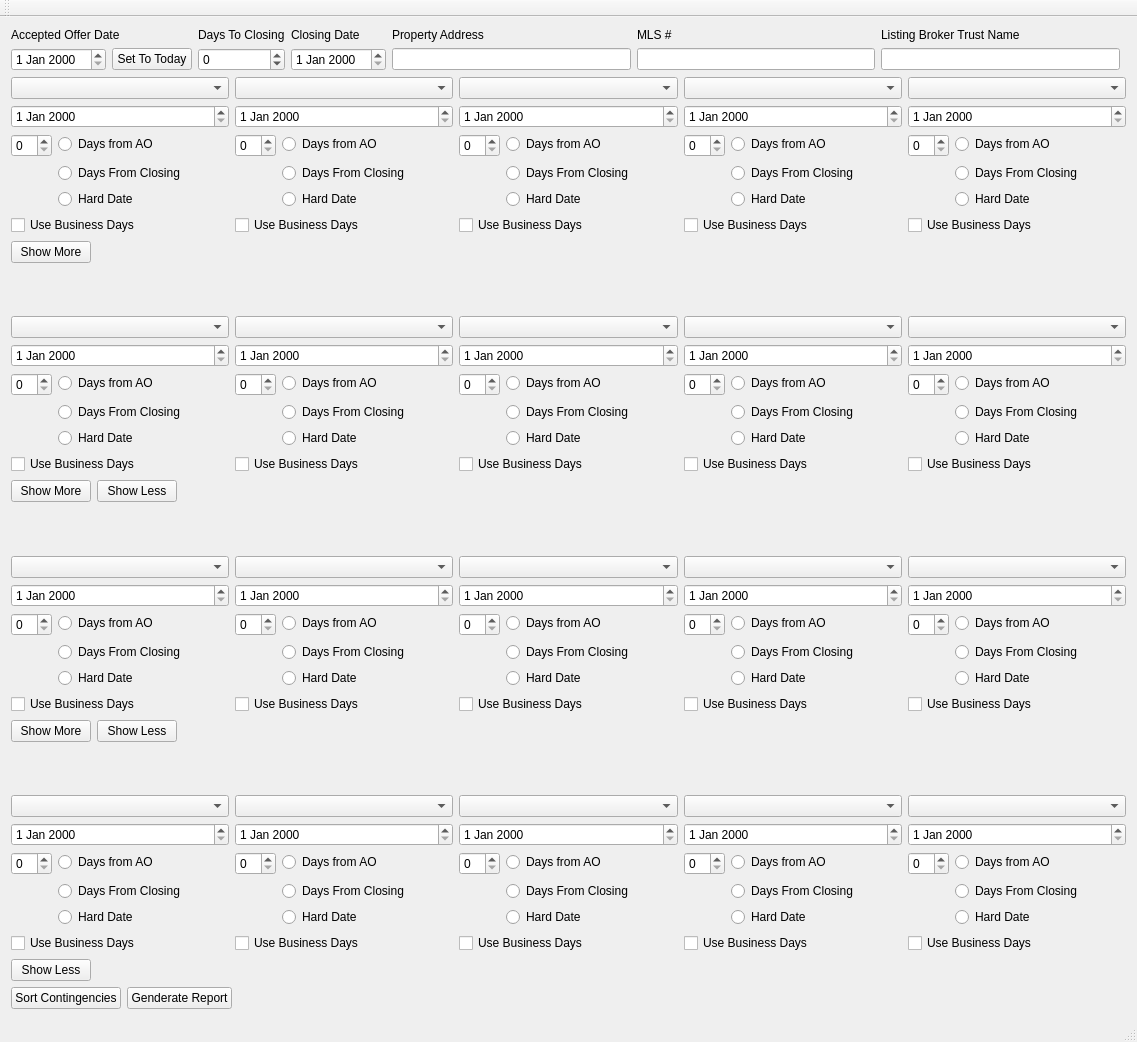
This is maincontingencywindow.ui in themattkerr/ModeContingencyCalc as Qt 5 draws it before an edit. The edited form follows.
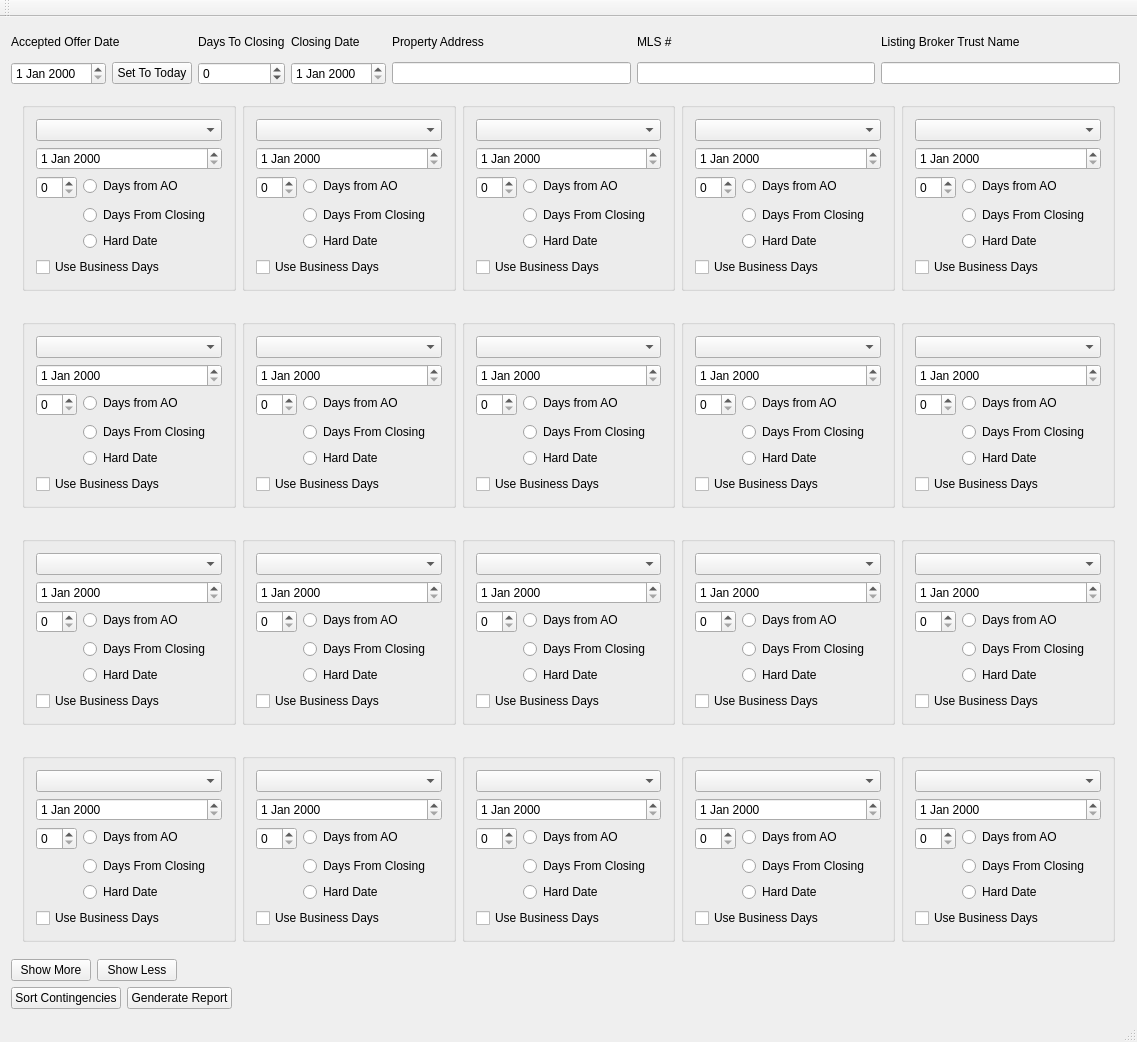
This is the edited form.

The edit to the form file:
```diff
--- a/maincontingencywindow.ui
+++ b/maincontingencywindow.ui
@@ -98,8 +98,10 @@
       <item>
        <layout class="QVBoxLayout" name="verticalLayout">
         <item>
+         <widget class="QFrame" name="Row1">
          <layout class="QHBoxLayout" name="horizontalLayout">
           <item>
+            <widget class="QGroupBox" name="">
            <layout class="QFormLayout" name="formLayout">
             <item row="0" column="0" colspan="2">
              <widget class="QComboBox" name="cont1TitleComboBox"/>
@@ -139,8 +141,10 @@
              </widget>
             </item>
            </layout>
+            </widget>
           </item>
           <item>
+            <widget class="QGroupBox" name="">
            <layout class="QFormLayout" name="formLayout_2">
             <item row="0" column="0" colspan="2">
              <widget class="QComboBox" name="cont2TitleComboBox"/>
@@ -180,8 +184,10 @@
              </widget>
             </item>
            </layout>
+            </widget>
           </item>
           <item>
+            <widget class="QGroupBox" name="">
            <layout class="QFormLayout" name="formLayout_3">
             <item row="0" column="0" colspan="2">
              <widget class="QComboBox" name="comboBox_3"/>
@@ -221,8 +227,10 @@
              </widget>
             </item>
            </layout>
+            </widget>
           </item>
           <item>
+            <widget class="QGroupBox" name="">
            <layout class="QFormLayout" name="formLayout_4">
             <item row="0" column="0" colspan="2">
              <widget class="QComboBox" name="comboBox_4"/>
@@ -262,8 +270,10 @@
              </widget>
             </item>
            </layout>
+            </widget>
           </item>
           <item>
+            <widget class="QGroupBox" name="">
            <layout class="QFormLayout" name="formLayout_5">
             <item row="0" column="0" colspan="2">
              <widget class="QComboBox" name="comboBox_5"/>
@@ -303,49 +313,16 @@
              </widget>
             </item>
            </layout>
-          </item>
-         </layout>
-        </item>
-        <item>
-         <layout class="QHBoxLayout" name="horizontalLayout_5">
-          <item>
-           <widget class="QPushButton" name="pushButton_4">
-            <property name="text">
-             <string>Show More</string>
-            </property>
+            </widget>
+           </item>
+          </layout>
            </widget>
           </item>
           <item>
-           <spacer name="horizontalSpacer">
-            <property name="orientation">
-             <enum>Qt::Horizontal</enum>
-            </property>
-            <property name="sizeHint" stdset="0">
-             <size>
-              <width>40</width>
-              <height>20</height>
-             </size>
-            </property>
-           </spacer>
-          </item>
-         </layout>
-        </item>
-        <item>
-         <spacer name="verticalSpacer">
-          <property name="orientation">
-           <enum>Qt::Vertical</enum>
-          </property>
-          <property name="sizeHint" stdset="0">
-           <size>
-            <width>20</width>
-            <height>40</height>
-           </size>
-          </property>
-         </spacer>
-        </item>
-        <item>
+         <widget class="QFrame" name="Row2">
          <layout class="QHBoxLayout" name="horizontalLayout_2">
           <item>
+            <widget class="QGroupBox" name="">
            <layout class="QFormLayout" name="formLayout_6">
             <item row="0" column="0" colspan="2">
              <widget class="QComboBox" name="comboBox_6"/>
@@ -385,8 +362,10 @@
              </widget>
             </item>
            </layout>
+            </widget>
           </item>
           <item>
+            <widget class="QGroupBox" name="">
            <layout class="QFormLayout" name="formLayout_8">
             <item row="0" column="0" colspan="2">
              <widget class="QComboBox" name="comboBox_8"/>
@@ -426,8 +405,10 @@
              </widget>
             </item>
            </layout>
+            </widget>
           </item>
           <item>
+            <widget class="QGroupBox" name="">
            <layout class="QFormLayout" name="formLayout_7">
             <item row="0" column="0" colspan="2">
              <widget class="QComboBox" name="comboBox_7"/>
@@ -467,8 +448,10 @@
              </widget>
             </item>
            </layout>
+            </widget>
           </item>
           <item>
+            <widget class="QGroupBox" name="">
            <layout class="QFormLayout" name="formLayout_10">
             <item row="0" column="0" colspan="2">
              <widget class="QComboBox" name="comboBox_10"/>
@@ -508,8 +491,10 @@
              </widget>
             </item>
            </layout>
+            </widget>
           </item>
           <item>
+            <widget class="QGroupBox" name="">
            <layout class="QFormLayout" name="formLayout_9">
             <item row="0" column="0" colspan="2">
              <widget class="QComboBox" name="comboBox_9"/>
@@ -549,56 +534,16 @@
              </widget>
             </item>
            </layout>
-          </item>
-         </layout>
-        </item>
-        <item>
-         <layout class="QHBoxLayout" name="horizontalLayout_6">
-          <item>
-           <widget class="QPushButton" name="pushButton_5">
-            <property name="text">
-             <string>Show More</string>
-            </property>
+            </widget>
+           </item>
+          </layout>
            </widget>
           </item>
           <item>
-           <widget class="QPushButton" name="pushButton_6">
-            <property name="text">
-             <string>Show Less</string>
-            </property>
-           </widget>
-          </item>
-          <item>
-           <spacer name="horizontalSpacer_2">
-            <property name="orientation">
-             <enum>Qt::Horizontal</enum>
-            </property>
-            <property name="sizeHint" stdset="0">
-             <size>
-              <width>40</width>
-              <height>20</height>
-             </size>
-            </property>
-           </spacer>
-          </item>
-         </layout>
-        </item>
-        <item>
-         <spacer name="verticalSpacer_2">
-          <property name="orientation">
-           <enum>Qt::Vertical</enum>
-          </property>
-          <property name="sizeHint" stdset="0">
-           <size>
-            <width>20</width>
-            <height>40</height>
-           </size>
-          </property>
-         </spacer>
-        </item>
-        <item>
+         <widget class="QFrame" name="Row3">
          <layout class="QHBoxLayout" name="horizontalLayout_3">
           <item>
+            <widget class="QGroupBox" name="">
            <layout class="QFormLayout" name="formLayout_11">
             <item row="0" column="0" colspan="2">
              <widget class="QComboBox" name="comboBox_11"/>
@@ -638,8 +583,10 @@
              </widget>
             </item>
            </layout>
+            </widget>
           </item>
           <item>
+            <widget class="QGroupBox" name="">
            <layout class="QFormLayout" name="formLayout_13">
             <item row="0" column="0" colspan="2">
              <widget class="QComboBox" name="comboBox_13"/>
@@ -679,8 +626,10 @@
              </widget>
             </item>
            </layout>
+            </widget>
           </item>
           <item>
+            <widget class="QGroupBox" name="">
            <layout class="QFormLayout" name="formLayout_12">
             <item row="0" column="0" colspan="2">
              <widget class="QComboBox" name="comboBox_12"/>
@@ -720,8 +669,10 @@
              </widget>
             </item>
            </layout>
+            </widget>
           </item>
           <item>
+            <widget class="QGroupBox" name="">
            <layout class="QFormLayout" name="formLayout_15">
             <item row="0" column="0" colspan="2">
              <widget class="QComboBox" name="comboBox_15"/>
@@ -761,8 +712,10 @@
              </widget>
             </item>
            </layout>
+            </widget>
           </item>
           <item>
+            <widget class="QGroupBox" name="">
            <layout class="QFormLayout" name="formLayout_14">
             <item row="0" column="0" colspan="2">
              <widget class="QComboBox" name="comboBox_14"/>
@@ -802,56 +755,16 @@
              </widget>
             </item>
            </layout>
-          </item>
-         </layout>
-        </item>
-        <item>
-         <layout class="QHBoxLayout" name="horizontalLayout_7">
-          <item>
-           <widget class="QPushButton" name="pushButton_7">
-            <property name="text">
-             <string>Show More</string>
-            </property>
+            </widget>
+           </item>
+          </layout>
            </widget>
           </item>
           <item>
-           <widget class="QPushButton" name="pushButton_8">
-            <property name="text">
-             <string>Show Less</string>
-            </property>
-           </widget>
-          </item>
-          <item>
-           <spacer name="horizontalSpacer_3">
-            <property name="orientation">
-             <enum>Qt::Horizontal</enum>
-            </property>
-            <property name="sizeHint" stdset="0">
-             <size>
-              <width>40</width>
-              <height>20</height>
-             </size>
-            </property>
-           </spacer>
-          </item>
-         </layout>
-        </item>
-        <item>
-         <spacer name="verticalSpacer_3">
-          <property name="orientation">
-           <enum>Qt::Vertical</enum>
-          </property>
-          <property name="sizeHint" stdset="0">
-           <size>
-            <width>20</width>
-            <height>40</height>
-           </size>
-          </property>
-         </spacer>
-        </item>
-        <item>
+         <widget class="QFrame" name="Row4">
          <layout class="QHBoxLayout" name="horizontalLayout_4">
           <item>
+            <widget class="QGroupBox" name="">
            <layout class="QFormLayout" name="formLayout_16">
             <item row="0" column="0" colspan="2">
              <widget class="QComboBox" name="comboBox_16"/>
@@ -891,8 +804,10 @@
              </widget>
             </item>
            </layout>
+            </widget>
           </item>
           <item>
+            <widget class="QGroupBox" name="">
            <layout class="QFormLayout" name="formLayout_18">
             <item row="0" column="0" colspan="2">
              <widget class="QComboBox" name="comboBox_18"/>
@@ -932,8 +847,10 @@
              </widget>
             </item>
            </layout>
+            </widget>
           </item>
           <item>
+            <widget class="QGroupBox" name="">
            <layout class="QFormLayout" name="formLayout_17">
             <item row="0" column="0" colspan="2">
              <widget class="QComboBox" name="comboBox_17"/>
@@ -973,8 +890,10 @@
              </widget>
             </item>
            </layout>
+            </widget>
           </item>
           <item>
+            <widget class="QGroupBox" name="">
            <layout class="QFormLayout" name="formLayout_20">
             <item row="0" column="0" colspan="2">
              <widget class="QComboBox" name="comboBox_20"/>
@@ -1014,8 +933,10 @@
              </widget>
             </item>
            </layout>
+            </widget>
           </item>
           <item>
+            <widget class="QGroupBox" name="">
            <layout class="QFormLayout" name="formLayout_19">
             <item row="0" column="0" colspan="2">
              <widget class="QComboBox" name="comboBox_19"/>
@@ -1055,11 +976,20 @@
              </widget>
             </item>
            </layout>
-          </item>
-         </layout>
+            </widget>
+           </item>
+          </layout>
+         </widget>
         </item>
         <item>
          <layout class="QHBoxLayout" name="horizontalLayout_8">
+          <item>
+           <widget class="QPushButton" name="pushButton_Show6Thru10">
+            <property name="text">
+             <string>Show More</string>
+            </property>
+           </widget>
+          </item>
           <item>
            <widget class="QPushButton" name="pushButton_11">
             <property name="text">
```
Lines whose indentation alone changed are shown as unchanged.
